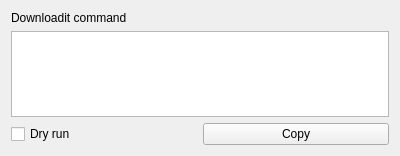
Qt form ResultPage.ui (congchenutd/DownloaditGenerator) before a commit.
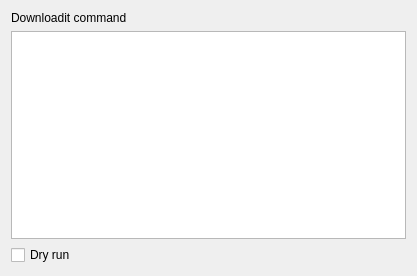
The same form after that commit.

```diff
--- a/ResultPage.ui
+++ b/ResultPage.ui
@@ -6,8 +6,8 @@
    <rect>
     <x>0</x>
     <y>0</y>
-    <width>400</width>
-    <height>156</height>
+    <width>417</width>
+    <height>276</height>
    </rect>
   </property>
   <property name="windowTitle">
@@ -31,13 +31,6 @@
      </property>
     </widget>
    </item>
-   <item row="2" column="1">
-    <widget class="QPushButton" name="btCopy">
-     <property name="text">
-      <string>Copy</string>
-     </property>
-    </widget>
-   </item>
   </layout>
  </widget>
  <resources/>
```
